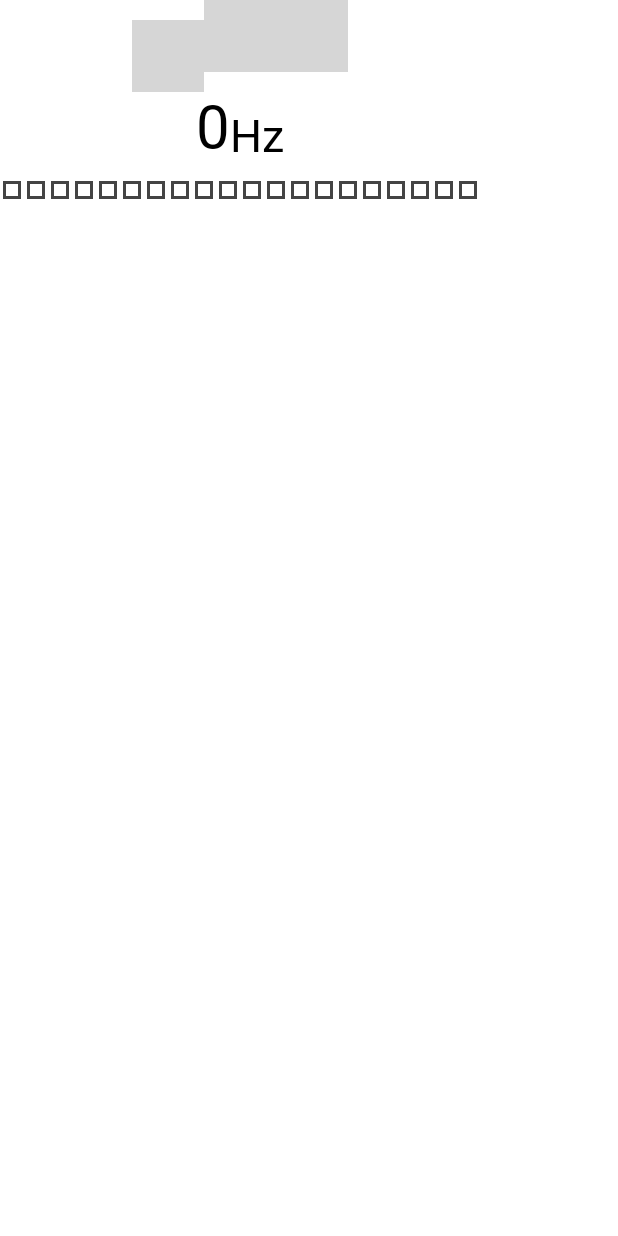
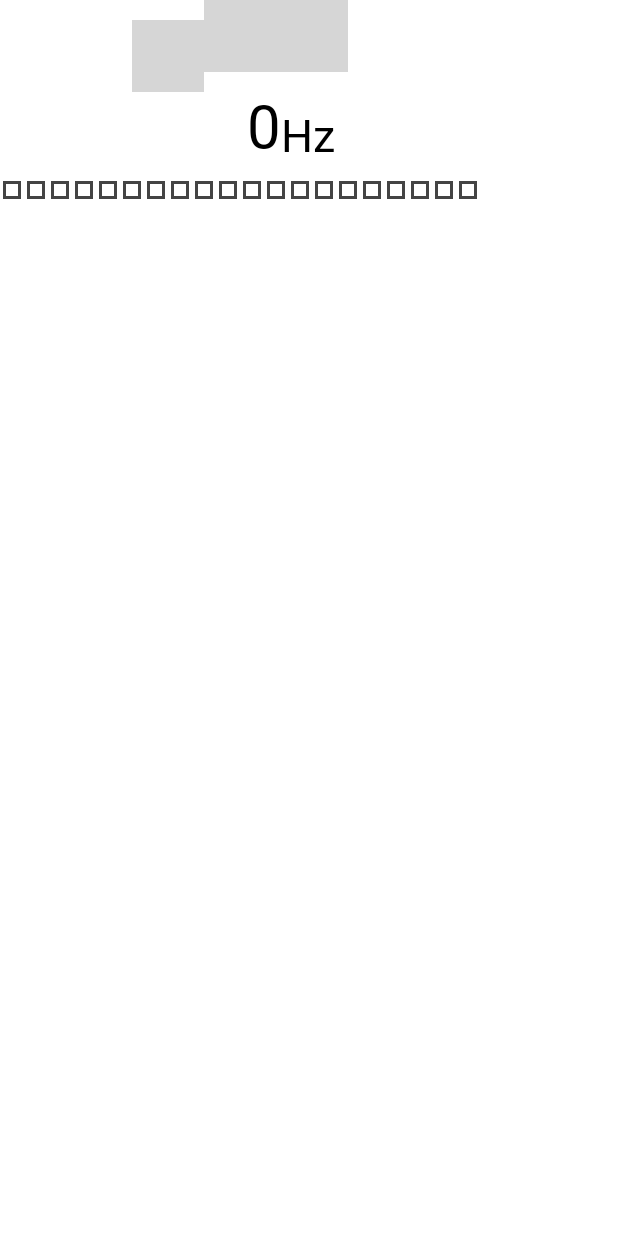
Before and after one commit to seabat/shinobue-tuner, an Android app built with Jetpack Compose: the @Preview function MeterScreenKaraPreview, on a phone screen of 412 x 824 dp. Run offline under Robolectric (Android 15) with nearby library versions, the phone set to English and light mode, and no system bars; 4 statements that could not run were skipped; grey boxes are pictures that could not be loaded.

Commit message:
レイアウト調整

```diff
--- a/app/src/main/java/dev/seabat/android/shinobuetuner/compose/MeterLayout.kt
+++ b/app/src/main/java/dev/seabat/android/shinobuetuner/compose/MeterLayout.kt
@@ -4,10 +4,13 @@ import androidx.compose.foundation.layout.Arrangement
 import androidx.compose.foundation.layout.Column
 import androidx.compose.foundation.layout.Row
 import androidx.compose.foundation.layout.padding
+import androidx.compose.foundation.layout.width
+import androidx.compose.foundation.layout.widthIn
 import androidx.compose.material3.Text
 import androidx.compose.runtime.Composable
 import androidx.compose.ui.Alignment
 import androidx.compose.ui.Modifier
+import androidx.compose.ui.text.style.TextAlign
 import androidx.compose.ui.tooling.preview.Preview
 import androidx.compose.ui.unit.dp
 import androidx.compose.ui.unit.sp
@@ -65,6 +68,8 @@ fun MeterLayout(
             verticalAlignment = Alignment.Bottom
         ) {
             Text(
+                modifier = Modifier.widthIn(min = 90.dp),
+                textAlign = TextAlign.Right,
                 text = if (hz == -1.0f) "0" else hz.roundToInt().toString(),
                 style = RobotTextStyle.regular40Black
             )
```
Also changed, not shown: app/src/main/java/dev/seabat/android/shinobuetuner/compose/HomeScreen.kt (+8 -7 lines).
